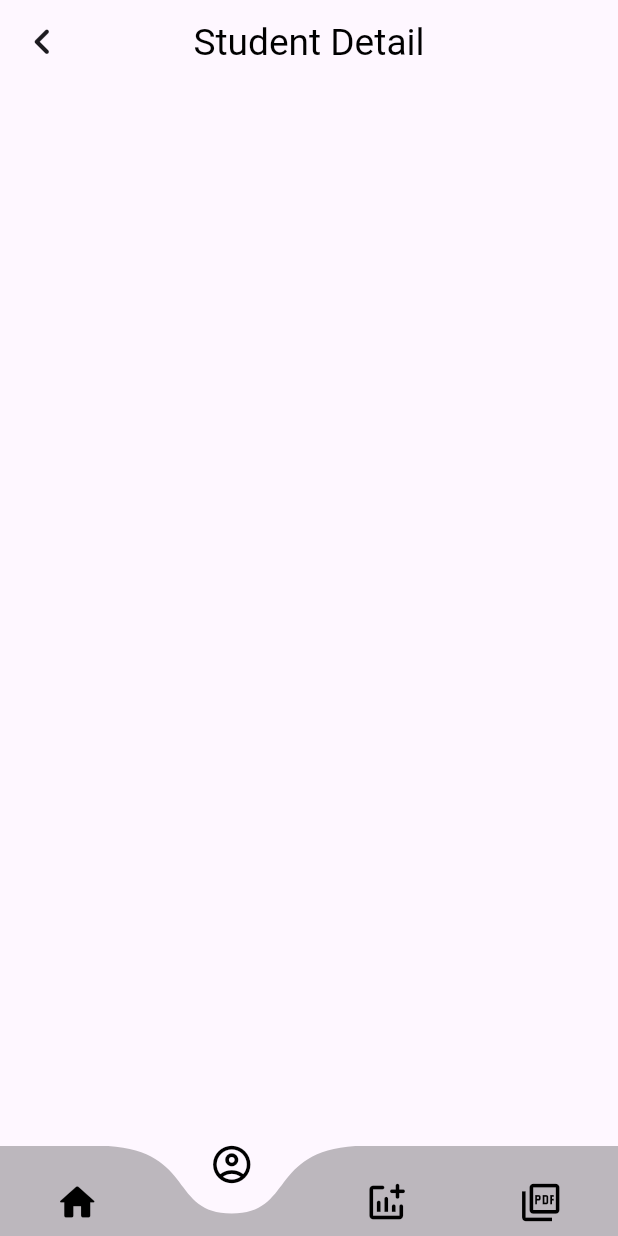
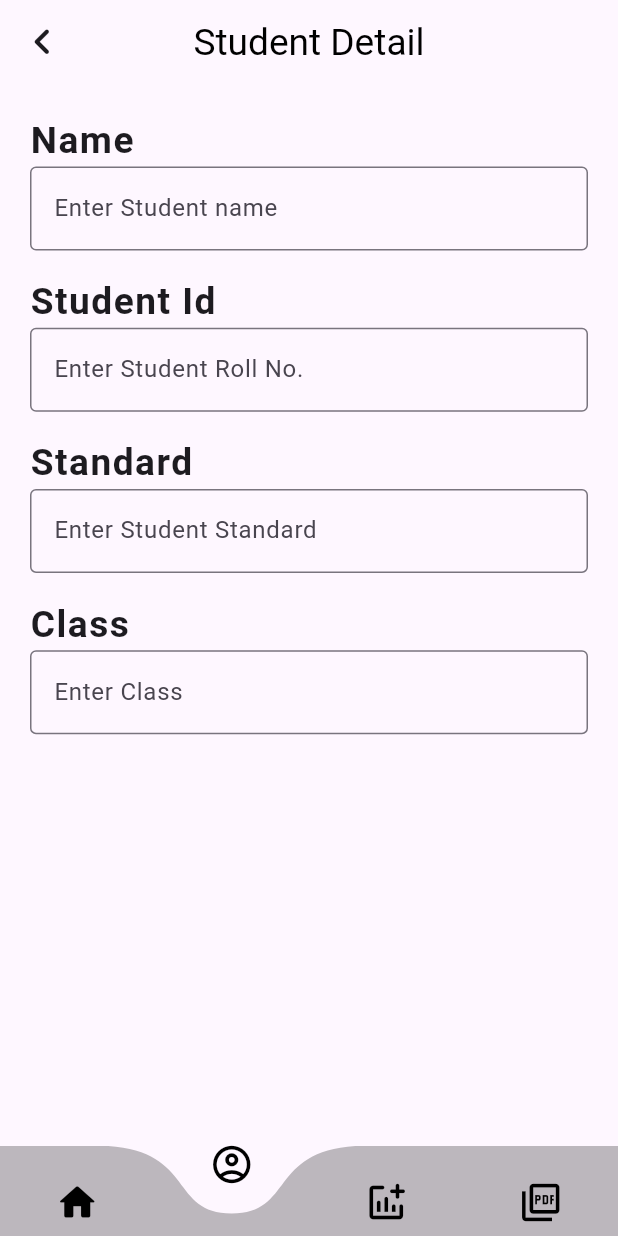
Before and after one commit to Vedpatel28/School_System, a Flutter app: the studentdetailpage screen opened by its route, on a phone screen of 412 x 824 dp. Run offline on Flutter 3.47's test engine with Material 2 defaults, Android fonts, the phone set to English and light mode, and no system bars; drawn by our look-alikes of curved_navigation_bar; our stand-ins replace device_preview, flutter_spinkit, google_fonts, pdf, printing; network calls fail.

Commit message:
VP | 22/05/23 |

```diff
--- a/lib/view/modals/global_varibal.dart
+++ b/lib/view/modals/global_varibal.dart
@@ -12,9 +12,17 @@ class allGlobalvar {
   static String? standard;
   static String? classof;
 
-  // static int? totalmarcks;
+  static int? totalmarcks;
+
+  static double? percentage;
+
+  static int? AchievedMarks;
+
+  static List grading = ['A+','A','B+','B','C'];
+
+
 
   static List<marcks> allmarcks = [];
 
-  // static List<detail> alldetail = [];
+static List<detail> alldetail = [];
 }
--- a/lib/view/modals/modals.dart
+++ b/lib/view/modals/modals.dart
@@ -13,8 +13,8 @@ class marcks {
       required Biologymo,
       required Englishmo,
       required Mathsmo}) {
-    // return allGlobalvar.totalmarcks =
-    //     Mathsmo! + Englishmo! + Biologymo! + Physicsmo! + Chemistrymo!;
+    return allGlobalvar.totalmarcks =
+        Mathsmo! + Englishmo! + Biologymo! + Physicsmo! + Chemistrymo!;
   }
 
   marcks({
--- a/lib/view/screen/marcksheet_page.dart
+++ b/lib/view/screen/marcksheet_page.dart
@@ -279,7 +279,7 @@ class _Marksheet_addState extends State<Marksheet_add> {
                   Row(
                     children: [
                       Text(
-                        "Chemistry : ${allGlobalvar.Chemistry}",
+                        "Chemistry :",
                         style: GoogleFonts.schoolbell(
                           textStyle: TextStyle(
                             fontSize: s.height * 0.03,
--- a/lib/view/screen/studet_detail_page.dart
+++ b/lib/view/screen/studet_detail_page.dart
@@ -15,7 +15,7 @@ class studentdetailpage extends StatefulWidget {
 }
 
 class _studentdetailpageState extends State<studentdetailpage> {
-  // GlobalKey<FormState> formkey2 = GlobalKey<FormState>();
+  GlobalKey<FormState> formkey2 = GlobalKey<FormState>();
 
   marcks markcall = marcks(
     Biologymo: allGlobalvar.Biology,
@@ -27,7 +27,9 @@ class _studentdetailpageState extends State<studentdetailpage> {
 
   @override
   Widget build(BuildContext context) {
-    Size s = MediaQuery.of(context).size;
+    Size s = MediaQuery
+        .of(context)
+        .size;
     return Scaffold(
       appBar: AppBar(
         leading: const backbutton(),
@@ -42,175 +44,176 @@ class _studentdetailpageState extends State<studentdetailpage> {
         ),
         centerTitle: true,
       ),
-      // body: Padding(
-      //   padding: const EdgeInsets.all(20),
-      //   child: SingleChildScrollView(
-      //     child: Form(
-      //       key: formkey2,
-      //       autovalidateMode: AutovalidateMode.onUserInteraction,
-      //       child: Column(
-      //         crossAxisAlignment: CrossAxisAlignment.start,
-      //         children: [
-      //           Text(
-      //             "Name",
-      //             style: GoogleFonts.balooBhaina2(
-      //               textStyle: TextStyle(
-      //                 fontWeight: FontWeight.bold,
-      //                 fontSize: s.height * 0.03,
-      //                 letterSpacing: 1,
-      //               ),
-      //             ),
-      //           ),
-      //           TextFormField(
-      //             initialValue: allGlobalvar.name,
-      //             textInputAction: TextInputAction.next,
-      //             validator: (value) {
-      //               if (value!.isEmpty) {
-      //                 return "Enter Name";
-      //               } else {
-      //                 return null;
-      //               }
-      //             },
-      //             onSaved: (newValue) {
-      //               allGlobalvar.name == newValue;
-      //             },
-      //             decoration: const InputDecoration(
-      //               border: OutlineInputBorder(),
-      //               hintText: 'Enter Student name',
-      //             ),
-      //           ),
-      //           SizedBox(height: s.height * 0.02),
-      //           Text(
-      //             "Student Id",
-      //             style: GoogleFonts.balooBhaina2(
-      //               textStyle: TextStyle(
-      //                 fontWeight: FontWeight.bold,
-      //                 fontSize: s.height * 0.03,
-      //                 letterSpacing: 1,
-      //               ),
-      //             ),
-      //           ),
-      //           TextFormField(
-      //             initialValue: allGlobalvar.id,
-      //             textInputAction: TextInputAction.next,
-      //             validator: (value) {
-      //               if (value!.isEmpty) {
-      //                 return "Enter ID";
-      //               } else {
-      //                 return null;
-      //               }
-      //             },
-      //             onSaved: (newValue) {
-      //               allGlobalvar.id == newValue;
-      //             },
-      //             decoration: const InputDecoration(
-      //               border: OutlineInputBorder(),
-      //               hintText: 'Enter Student Roll No.',
-      //             ),
-      //           ),
-      //           SizedBox(height: s.height * 0.02),
-      //           Text(
-      //             "Standard",
-      //             style: GoogleFonts.balooBhaina2(
-      //               textStyle: TextStyle(
-      //                 fontWeight: FontWeight.bold,
-      //                 fontSize: s.height * 0.03,
-      //                 letterSpacing: 1,
-      //               ),
-      //             ),
-      //           ),
-      //           TextFormField(
-      //             initialValue: allGlobalvar.standard,
-      //             textInputAction: TextInputAction.next,
-      //             validator: (value) {
-      //               if (value!.isEmpty) {
-      //                 return "Enter Standard";
-      //               } else {
-      //                 return null;
-      //               }
-      //             },
-      //             onSaved: (newValue) {
-      //               allGlobalvar.standard == newValue;
-      //             },
-      //             decoration: const InputDecoration(
-      //               border: OutlineInputBorder(),
-      //               hintText: 'Enter Student Standard',
-      //             ),
-      //           ),
-      //           SizedBox(height: s.height * 0.02),
-      //           Text(
-      //             "Class",
-      //             style: GoogleFonts.balooBhaina2(
-      //               textStyle: TextStyle(
-      //                 fontWeight: FontWeight.bold,
-      //                 fontSize: s.height * 0.03,
-      //                 letterSpacing: 1,
-      //               ),
-      //             ),
-      //           ),
-      //           TextFormField(
-      //             initialValue: allGlobalvar.classof,
-      //             textInputAction: TextInputAction.next,
-      //             validator: (value) {
-      //               if (value!.isEmpty) {
-      //                 return "Enter Class";
-      //               } else {
-      //                 return null;
-      //               }
-      //             },
-      //             decoration: const InputDecoration(
-      //               hintText: 'Enter Class',
-      //               border: OutlineInputBorder(),
-      //             ),
-      //             onSaved: (newValue) {
-      //               allGlobalvar.classof == newValue;
-      //             },
-      //             onFieldSubmitted: (value) {
-      //               if (formkey2.currentState!.validate()) {
-      //                 formkey2.currentState!.save();
-      //                 allGlobalvar.alldetail.add(
-      //                   detail(
-      //                       name: allGlobalvar.name,
-      //                       id: allGlobalvar.id,
-      //                       standard: allGlobalvar.standard,
-      //                       classof: allGlobalvar.classof),
-      //                 );
-      //                 allGlobalvar.totalmarcks = (
-      //                     allGlobalvar.English! +
-      //                     allGlobalvar.Maths! +
-      //                     allGlobalvar.Biology! +
-      //                     allGlobalvar.Physics! +
-      //                     allGlobalvar.Chemistry!) as int?;
-      //                 Navigator.of(context).pop();
-      //                 ScaffoldMessenger.of(context).showSnackBar(
-      //                   errorsnackBar(
-      //                     text: "Successfully validated !!",
-      //                     color: Colors.green,
-      //                   ),
-      //                 );
-      //               } else {
-      //                 ScaffoldMessenger.of(context).showSnackBar(
-      //                   errorsnackBar(
-      //                     text: "Failled to validate !!",
-      //                     color: Colors.red,
-      //                   ),
-      //                 );
-      //               }
-      //             },
-      //           ),
-      //           Text("${allGlobalvar.totalmarcks}"),
-      //           // Text(
-      //           //   '${allGlobalvar.Physics! + allGlobalvar.Maths! + allGlobalvar.Chemistry! + allGlobalvar.Biology! + allGlobalvar.English!}',
-      //           //   style: const TextStyle(
-      //           //     fontSize: 14,
-      //           //     fontWeight: FontWeight.bold,
-      //           //   ),
-      //           // ),
-      //         ],
-      //       ),
-      //     ),
-      //   ),
-      // ),
+      body: Padding(
+        padding: const EdgeInsets.all(20),
+        child: SingleChildScrollView(
+          child: Form(
+            key: formkey2,
+            autovalidateMode: AutovalidateMode.onUserInteraction,
+            child: Column(
+              crossAxisAlignment: CrossAxisAlignment.start,
+              children: [
+                Text(
+                  "Name",
+                  style: GoogleFonts.balooBhaina2(
+                    textStyle: TextStyle(
+                      fontWeight: FontWeight.bold,
+                      fontSize: s.height * 0.03,
+                      letterSpacing: 1,
+                    ),
+                  ),
+                ),
+                TextFormField(
+                  initialValue: allGlobalvar.name,
+                  textInputAction: TextInputAction.next,
+                  validator: (value) {
+                    if (value!.isEmpty) {
+                      return "Enter Name";
+                    } else {
+                      return null;
+                    }
+                  },
+                  onSaved: (newValue) {
+                    allGlobalvar.name == newValue;
+                  },
+                  decoration: const InputDecoration(
+                    border: OutlineInputBorder(),
+                    hintText: 'Enter Student name',
+                  ),
+                ),
+                SizedBox(height: s.height * 0.02),
+                Text(
+                  "Student Id",
+                  style: GoogleFonts.balooBhaina2(
+                    textStyle: TextStyle(
+                      fontWeight: FontWeight.bold,
+                      fontSize: s.height * 0.03,
+                      letterSpacing: 1,
+                    ),
+                  ),
+                ),
+                TextFormField(
+                  initialValue: allGlobalvar.id,
+                  textInputAction: TextInputAction.next,
+                  validator: (value) {
+                    if (value!.isEmpty) {
+                      return "Enter ID";
+                    } else {
+                      return null;
+                    }
+                  },
+                  onSaved: (newValue) {
+                    allGlobalvar.id == newValue;
+                  },
+                  decoration: const InputDecoration(
+                    border: OutlineInputBorder(),
+                    hintText: 'Enter Student Roll No.',
+                  ),
+                ),
+                SizedBox(height: s.height * 0.02),
+                Text(
+                  "Standard",
+                  style: GoogleFonts.balooBhaina2(
+                    textStyle: TextStyle(
+                      fontWeight: FontWeight.bold,
+                      fontSize: s.height * 0.03,
+                      letterSpacing: 1,
+                    ),
+                  ),
+                ),
+                TextFormField(
+                  initialValue: allGlobalvar.standard,
+                  textInputAction: TextInputAction.next,
+                  validator: (value) {
+                    if (value!.isEmpty) {
+                      return "Enter Standard";
+                    } else {
+                      return null;
+                    }
+                  },
+                  onSaved: (newValue) {
+                    allGlobalvar.standard == newValue;
+                  },
+                  decoration: const InputDecoration(
+                    border: OutlineInputBorder(),
+                    hintText: 'Enter Student Standard',
+                  ),
+                ),
+                SizedBox(height: s.height * 0.02),
+                Text(
+                  "Class",
+                  style: GoogleFonts.balooBhaina2(
+                    textStyle: TextStyle(
+                      fontWeight: FontWeight.bold,
+                      fontSize: s.height * 0.03,
+                      letterSpacing: 1,
+                    ),
+                  ),
+                ),
+                TextFormField(
+                  initialValue: allGlobalvar.classof,
+                  textInputAction: TextInputAction.next,
+                  validator: (value) {
+                    if (value!.isEmpty) {
+                      return "Enter Class";
+                    } else {
+                      return null;
+                    }
+                  },
+                  decoration: const InputDecoration(
+                    hintText: 'Enter Class',
+                    border: OutlineInputBorder(),
+                  ),
+                  onSaved: (newValue) {
+                    allGlobalvar.classof == newValue;
+                  },
+                  onFieldSubmitted: (value) {
+                    if (formkey2.currentState!.validate()) {
+                      formkey2.currentState!.save();
+                      allGlobalvar.alldetail.add(
+                        detail(
+                          name: allGlobalvar.name,
+                          id: allGlobalvar.id,
+                          standard: allGlobalvar.standard,
+                          classof: allGlobalvar.classof,
+                        ),
+                      );
+                      allGlobalvar.totalmarcks = (
+                      allGlobalvar.English! +
+                          allGlobalvar.Maths! +
+                          allGlobalvar.Biology! +
+                          allGlobalvar.Physics! +
+                          allGlobalvar.Chemistry! ) as int?;
+                      Navigator.of(context).pop();
+                      ScaffoldMessenger.of(context).showSnackBar(
+                        errorsnackBar(
+                          text: "Successfully validated !!",
+                          color: Colors.green,
+                        ),
+                      );
+                    } else {
+                      ScaffoldMessenger.of(context).showSnackBar(
+                        errorsnackBar(
+                          text: "Failled to validate !!",
+                          color: Colors.red,
+                        ),
+                      );
+                    }
+                  },
+                ),
+                // Text("${allGlobalvar.totalmarcks}"),
+                // Text(
+                //   '${allGlobalvar.Physics! + allGlobalvar.Maths! + allGlobalvar.Chemistry! + allGlobalvar.Biology! + allGlobalvar.English!}',
+                //   style: const TextStyle(
+                //     fontSize: 14,
+                //     fontWeight: FontWeight.bold,
+                //   ),
+                // ),
+              ],
+            ),
+          ),
+        ),
+      ),
       bottomNavigationBar: CurvedNavigationBar(
         buttonBackgroundColor: Colors.transparent,
         backgroundColor: Colors.transparent,
```
Also changed, not shown: lib/view/screen/generate_pdf_marksheet.dart (+77 -5 lines).
